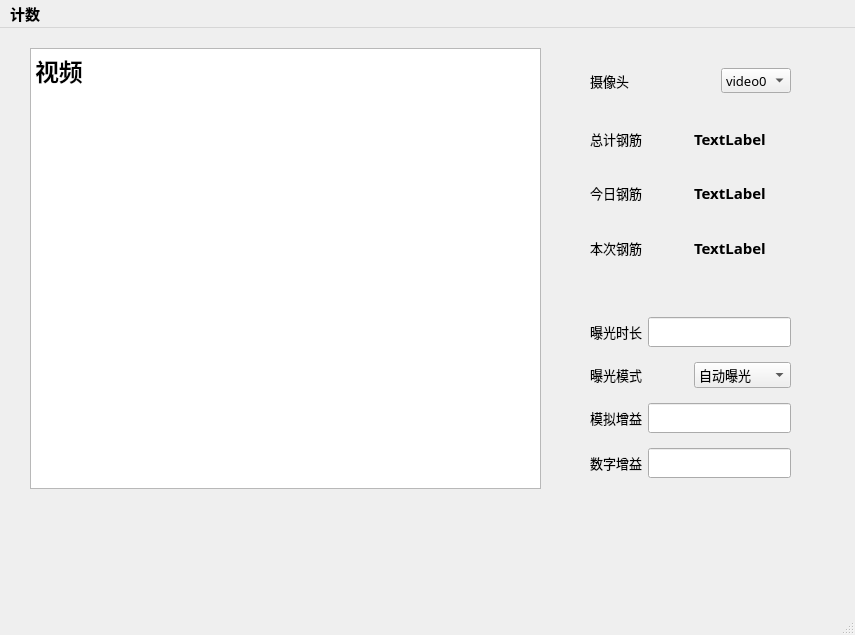
This is mainwindow.ui in yanchen2436/QT as Qt 5 draws it before an edit. The edited form follows.
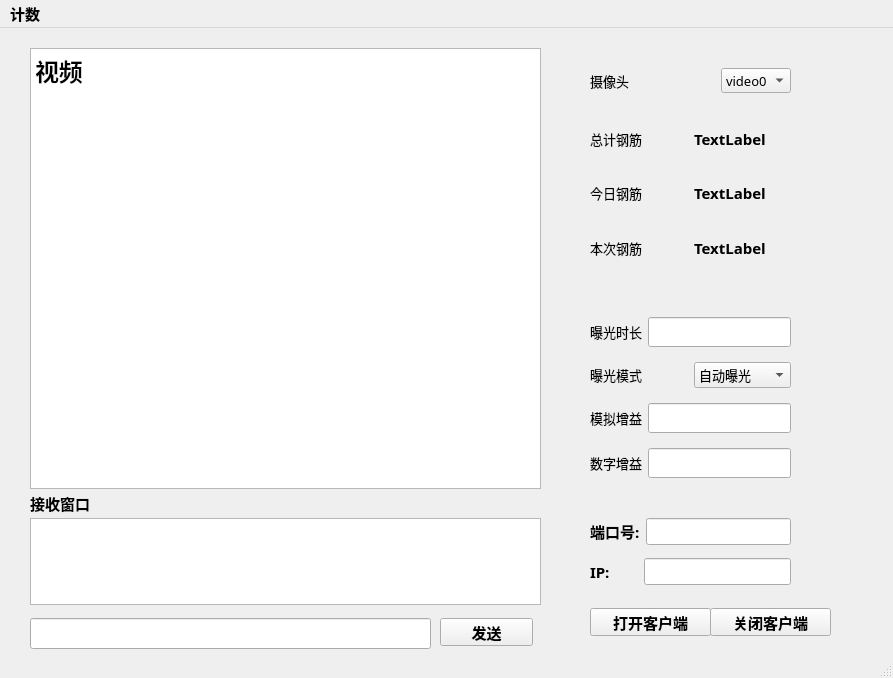
This is the edited form.

```diff
--- a/mainwindow.ui
+++ b/mainwindow.ui
@@ -6,8 +6,8 @@
    <rect>
     <x>0</x>
     <y>0</y>
-    <width>855</width>
-    <height>635</height>
+    <width>893</width>
+    <height>678</height>
    </rect>
   </property>
   <property name="font">
@@ -99,7 +99,7 @@
      </item>
     </layout>
    </widget>
-   <widget class="QWidget" name="">
+   <widget class="QWidget" name="layoutWidget">
     <property name="geometry">
      <rect>
       <x>590</x>
@@ -212,7 +212,7 @@
      </item>
     </layout>
    </widget>
-   <widget class="QWidget" name="">
+   <widget class="QWidget" name="layoutWidget">
     <property name="geometry">
      <rect>
       <x>590</x>
@@ -328,14 +328,143 @@
      </item>
     </layout>
    </widget>
+   <widget class="QPushButton" name="open_client">
+    <property name="geometry">
+     <rect>
+      <x>590</x>
+      <y>580</y>
+      <width>121</width>
+      <height>28</height>
+     </rect>
+    </property>
+    <property name="text">
+     <string>打开客户端</string>
+    </property>
+   </widget>
+   <widget class="QPushButton" name="close_client">
+    <property name="geometry">
+     <rect>
+      <x>710</x>
+      <y>580</y>
+      <width>121</width>
+      <height>28</height>
+     </rect>
+    </property>
+    <property name="text">
+     <string>关闭客户端</string>
+    </property>
+   </widget>
+   <widget class="QPushButton" name="send">
+    <property name="geometry">
+     <rect>
+      <x>440</x>
+      <y>590</y>
+      <width>93</width>
+      <height>28</height>
+     </rect>
+    </property>
+    <property name="text">
+     <string>发送</string>
+    </property>
+   </widget>
+   <widget class="QLabel" name="label_14">
+    <property name="geometry">
+     <rect>
+      <x>30</x>
+      <y>465</y>
+      <width>91</width>
+      <height>21</height>
+     </rect>
+    </property>
+    <property name="text">
+     <string>接收窗口</string>
+    </property>
+   </widget>
+   <widget class="QPlainTextEdit" name="receivewd">
+    <property name="geometry">
+     <rect>
+      <x>30</x>
+      <y>490</y>
+      <width>511</width>
+      <height>87</height>
+     </rect>
+    </property>
+   </widget>
+   <widget class="QLineEdit" name="sendText">
+    <property name="geometry">
+     <rect>
+      <x>30</x>
+      <y>590</y>
+      <width>401</width>
+      <height>31</height>
+     </rect>
+    </property>
+   </widget>
+   <widget class="QWidget" name="">
+    <property name="geometry">
+     <rect>
+      <x>590</x>
+      <y>490</y>
+      <width>201</width>
+      <height>27</height>
+     </rect>
+    </property>
+    <layout class="QHBoxLayout" name="horizontalLayout_9">
+     <item>
+      <widget class="QLabel" name="label_12">
+       <property name="text">
+        <string>端口号:</string>
+       </property>
+      </widget>
+     </item>
+     <item>
+      <widget class="QLineEdit" name="portnum"/>
+     </item>
+    </layout>
+   </widget>
+   <widget class="QWidget" name="">
+    <property name="geometry">
+     <rect>
+      <x>590</x>
+      <y>530</y>
+      <width>201</width>
+      <height>27</height>
+     </rect>
+    </property>
+    <layout class="QHBoxLayout" name="horizontalLayout_10">
+     <item>
+      <widget class="QLabel" name="label_13">
+       <property name="text">
+        <string>IP:</string>
+       </property>
+      </widget>
+     </item>
+     <item>
+      <spacer name="horizontalSpacer_2">
+       <property name="orientation">
+        <enum>Qt::Horizontal</enum>
+       </property>
+       <property name="sizeHint" stdset="0">
+        <size>
+         <width>40</width>
+         <height>20</height>
+        </size>
+       </property>
+      </spacer>
+     </item>
+     <item>
+      <widget class="QLineEdit" name="ipnum"/>
+     </item>
+    </layout>
+   </widget>
   </widget>
   <widget class="QMenuBar" name="menubar">
    <property name="geometry">
     <rect>
      <x>0</x>
      <y>0</y>
-     <width>855</width>
-     <height>24</height>
+     <width>893</width>
+     <height>26</height>
     </rect>
    </property>
    <widget class="QMenu" name="menu">
```
Left out of the diff: 2 changed lines with no effect on the pictures.
